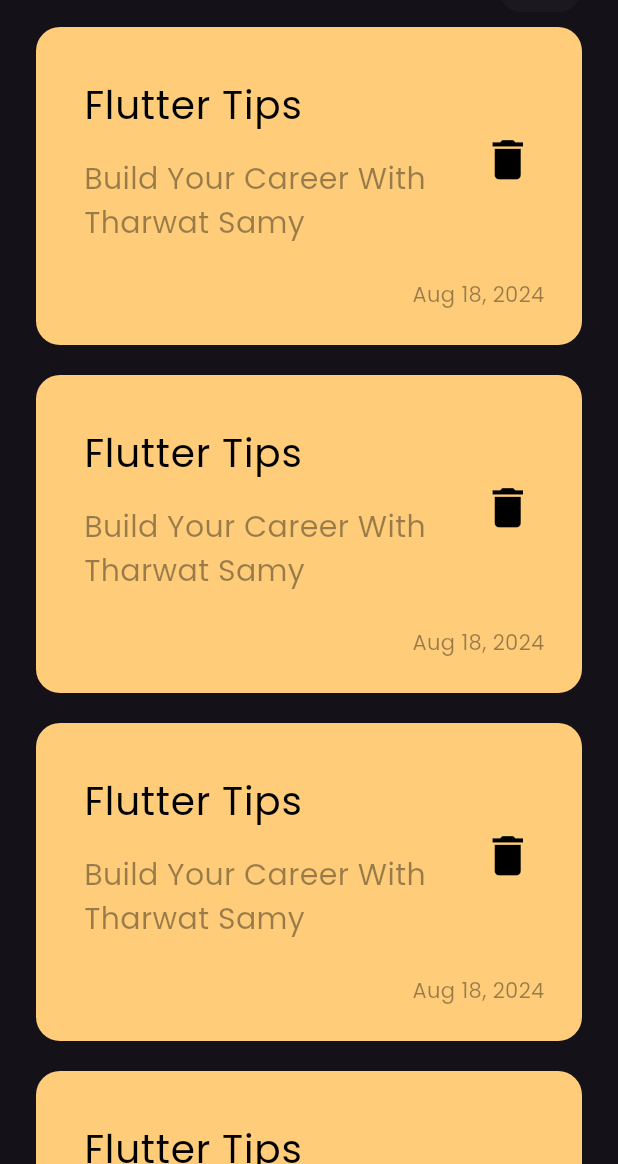
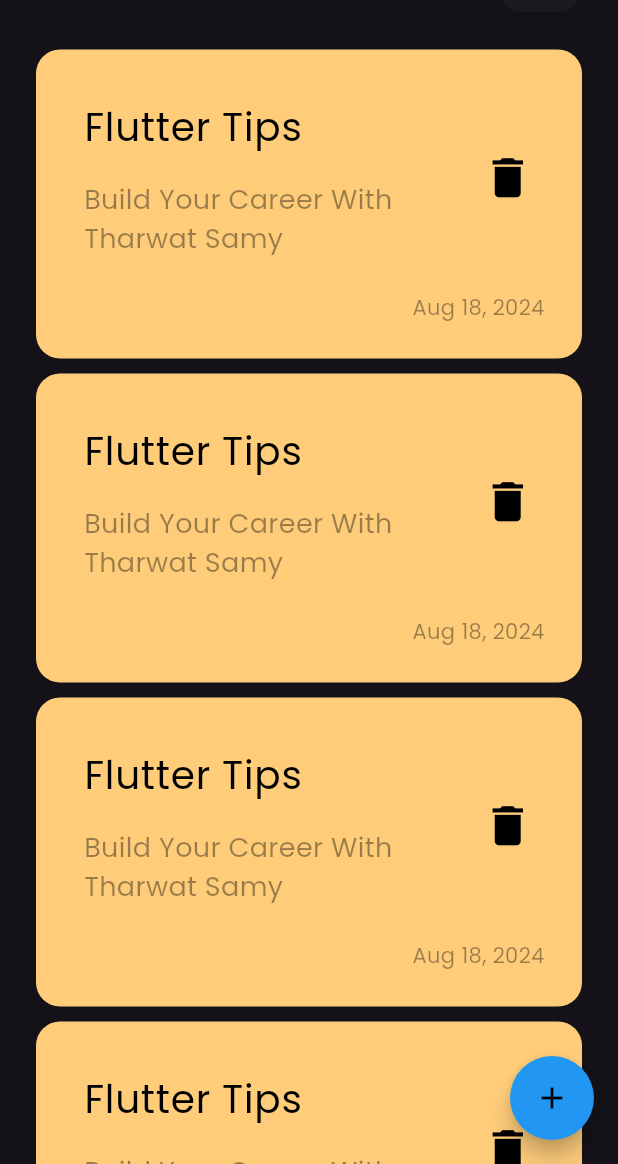
Before and after one commit to Kubbany/notes_app, a Flutter app: the screen it shows after launch, on a phone screen of 412 x 824 dp, the part 72-1236 px from its top. Run offline on Flutter 3.47's test engine with Material 3 defaults, Android fonts, the phone set to English and light mode, and no system bars.

Commit message:
add floating action button

```diff
--- a/lib/views/notes_view.dart
+++ b/lib/views/notes_view.dart
@@ -6,9 +6,20 @@ class NotesView extends StatelessWidget {
   static const String id = "NotesView";
   @override
   Widget build(BuildContext context) {
-    return const Scaffold(
-      body: SafeArea(
+    return Scaffold(
+      body: const SafeArea(
         child: NotesViewBody(),
+      ),
+      floatingActionButton: FloatingActionButton(
+        onPressed: () {},
+        backgroundColor: Colors.blue,
+        shape: RoundedRectangleBorder(
+          borderRadius: BorderRadius.circular(999),
+        ),
+        child: const Icon(
+          Icons.add,
+          color: Colors.black,
+        ),
       ),
     );
   }
--- a/lib/widgets/custom_app_bar.dart
+++ b/lib/widgets/custom_app_bar.dart
@@ -5,7 +5,11 @@ class CustomAppBar extends StatelessWidget {
 
   @override
   Widget build(BuildContext context) {
-    return Row(
+    return Padding(
+      padding: const EdgeInsets.only(
+        bottom: 20,
+      ),
+      child: Row(
         mainAxisAlignment: MainAxisAlignment.spaceBetween,
         children: [
           const Text(
@@ -24,6 +28,7 @@ class CustomAppBar extends StatelessWidget {
             ),
           ),
         ],
+      ),
     );
   }
 }
--- a/lib/widgets/note_card.dart
+++ b/lib/widgets/note_card.dart
@@ -34,7 +34,7 @@ class NoteCard extends StatelessWidget {
                 "Build Your Career With Tharwat Samy",
                 style: TextStyle(
                   color: Colors.black.withOpacity(0.4),
-                  fontSize: 20,
+                  fontSize: 18,
                 ),
               ),
             ),
--- a/lib/widgets/notes_list_view.dart
+++ b/lib/widgets/notes_list_view.dart
@@ -8,7 +8,7 @@ class NotesListView extends StatelessWidget {
   Widget build(BuildContext context) {
     return ListView.builder(
       itemBuilder: (context, index) => const Padding(
-        padding: EdgeInsets.symmetric(vertical: 10),
+        padding: EdgeInsets.symmetric(vertical: 5),
         child: NoteCard(),
       ),
     );
```
Lines whose indentation alone changed are shown as unchanged.
